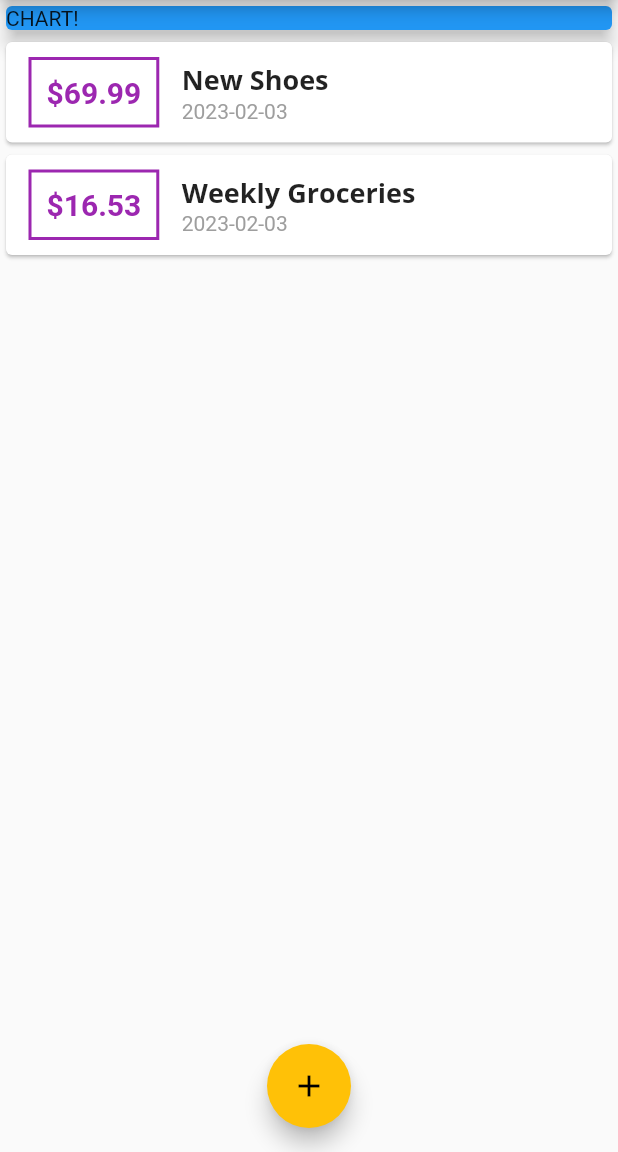
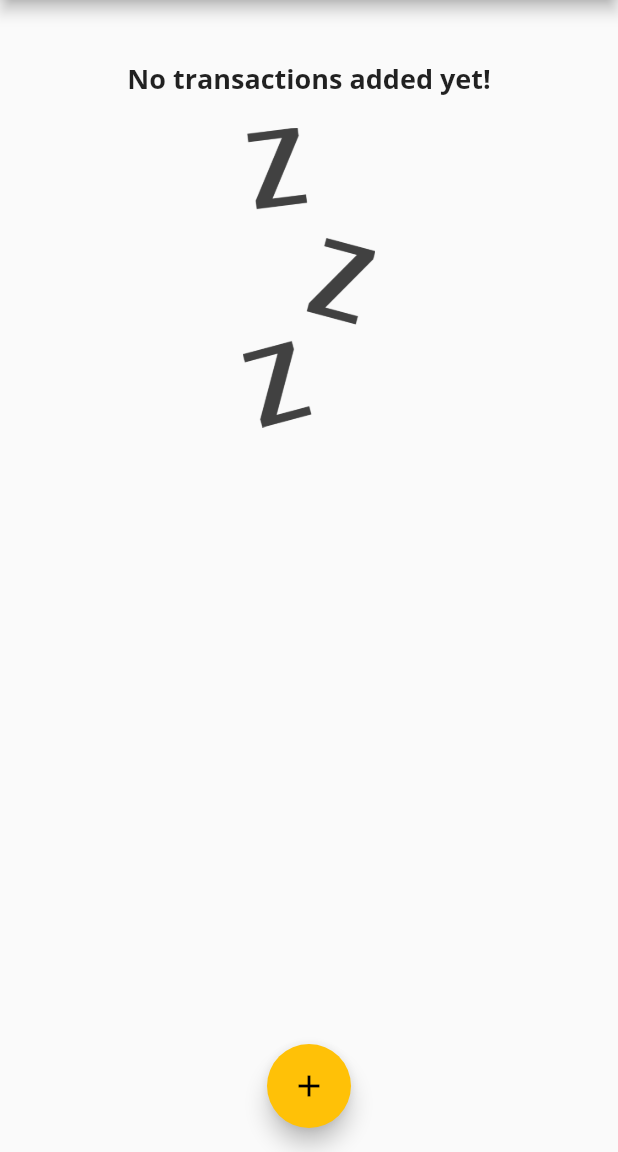
Before and after one commit to tugcekaratekee/tugce_flutter_ogreniyor, a Flutter app: the screen it shows after launch, on a phone screen of 412 x 824 dp, the part 84-1236 px from its top. Run offline on Flutter 3.47's test engine with Material 2 defaults, Android fonts, the phone set to English and light mode, and no system bars; missing offline and left inert: dart:ffi.

Commit message:
adding images to app, planning the chart widget, deriving recent transactions

```diff
--- a/lib/main.dart
+++ b/lib/main.dart
@@ -1,6 +1,8 @@
 import 'package:flutter/material.dart';
+import 'package:tugce_flutter_ogreniyor/widgets/chart.dart';
 import 'package:tugce_flutter_ogreniyor/widgets/new_transaction.dart';
 import 'package:tugce_flutter_ogreniyor/widgets/transaction_list.dart';
+import './widgets/chart.dart';
 import './models/transaction.dart';
 
 void main() => runApp(MyApp());
@@ -45,19 +47,27 @@
   // String? titleInput;
 
   final List<Transaction> _userTransactions = [
-    Transaction(
-      id: 't1',
-      title: 'New Shoes',
-      amount: 69.99,
-      date: DateTime.now(),
-    ),
-    Transaction(
-      id: 't2',
-      title: 'Weekly Groceries',
-      amount: 16.53,
-      date: DateTime.now(),
-    ),
+    // Transaction(
+    //   id: 't1',
+    //   title: 'New Shoes',
+    //   amount: 69.99,
+    //   date: DateTime.now(),
+    // ),
+    // Transaction(
+    //   id: 't2',
+    //   title: 'Weekly Groceries',
+    //   amount: 16.53,
+    //   date: DateTime.now(),
+    // ),
   ];
+
+  List<Transaction> get _recentTransactions {
+    return _userTransactions.where((tx) {
+      return tx.date.isAfter(DateTime.now().subtract(
+        Duration(days: 7),
+      ));
+    }).toList();
+  }
 
   void _addNewTransaction(String txTitle, double txAmount) {
     final newTx = Transaction(
@@ -104,14 +114,7 @@
           // mainAxisAlignment: MainAxisAlignment.start,
           crossAxisAlignment: CrossAxisAlignment.stretch,
           children: <Widget>[
-            Container(
-              width: double.infinity,
-              child: Card(
-                color: Colors.blue,
-                child: Text('CHART!'),
-                elevation: 5,
-              ),
-            ),
+            Chart(_recentTransactions), // Card,
             TransactionList(_userTransactions),
           ],
         ),
--- /dev/null
+++ b/lib/widgets/chart.dart
@@ -0,0 +1,45 @@
+import 'package:flutter/material.dart';
+import 'package:intl/intl.dart';
+import '../models/transaction.dart';
+
+class Chart extends StatelessWidget {
+  final List<Transaction> recentTransactions;
+
+  Chart(this.recentTransactions);
+
+  List<Map<String, Object>?> get groupedTransactionValues {
+    return List.generate(7, (index) {
+      final weekDay = DateTime.now().subtract(
+        Duration(days: index),
+      );
+      var totalSum = 0.0;
+
+      for (var i = 0; i < recentTransactions.length; i++) {
+        if (recentTransactions[i].date.day == weekDay.day &&
+            recentTransactions[i].date.month == weekDay.month &&
+            recentTransactions[i].date.year == weekDay.year) {
+          totalSum += recentTransactions[i].amount;
+        }
+      }
+      print(DateFormat.E().format(weekDay));
+      print(totalSum);
+
+      return {
+        'day': DateFormat.E().format(weekDay),
+        'amount': totalSum,
+      };
+    });
+  }
+
+  @override
+  Widget build(BuildContext context) {
+    print(groupedTransactionValues);
+    return Card(
+      elevation: 6,
+      margin: EdgeInsets.all(20),
+      child: Row(
+        children: <Widget>[],
+      ),
+    );
+  }
+}
--- a/lib/widgets/transaction_list.dart
+++ b/lib/widgets/transaction_list.dart
@@ -10,7 +10,26 @@
   Widget build(BuildContext context) {
     return Container(
       height: 300,
-      child: ListView.builder(
+      child: transactions.isEmpty
+          ? Column(
+              children: <Widget>[
+                Text(
+                  'No transactions added yet!',
+                  style: Theme.of(context).textTheme.headline6,
+                ),
+                SizedBox(
+                  height: 20,
+                ),
+                Container(
+                  height: 200,
+                  child: Image.asset(
+                    'assets/images/waiting.png',
+                    fit: BoxFit.cover,
+                  ),
+                ),
+              ],
+            )
+          : ListView.builder(
               itemBuilder: (ctx, index) {
                 return Card(
                   child: Row(
@@ -44,7 +63,8 @@
                             style: Theme.of(context).textTheme.headline6,
                           ),
                           Text(
-                      DateFormat('yyyy-MM-dd').format(transactions[index].date),
+                            DateFormat('yyyy-MM-dd')
+                                .format(transactions[index].date),
                             style: const TextStyle(color: Colors.grey),
                           ),
                         ],
--- a/pubspec.yaml
+++ b/pubspec.yaml
@@ -59,8 +59,8 @@
   uses-material-design: true
 
   # To add assets to your application, add an assets section, like this:
-  # assets:
-  #   - images/a_dot_burr.jpeg
+  assets:
+    - assets/images/waiting.png
   #   - images/a_dot_ham.jpeg
 
   # An image asset can refer to one or more resolution-specific "variants", see
```
Also changed, not shown: assets/images/waiting.png (added). Lines whose indentation alone changed are shown as unchanged.
